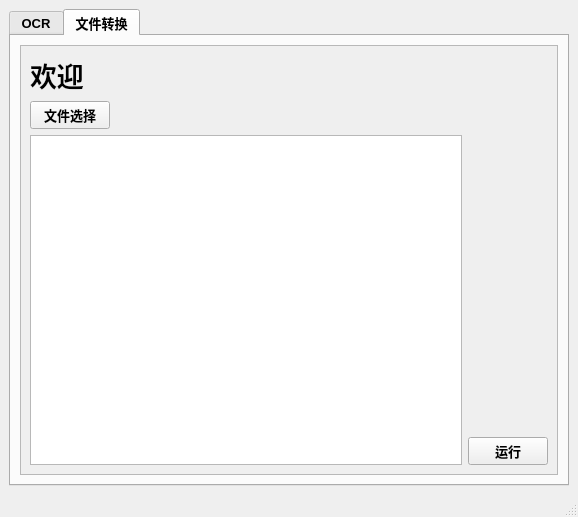
The window that src/pytools/ui/main.ui (kewuaa/pytools) describes before a commit, drawn with Qt 5.
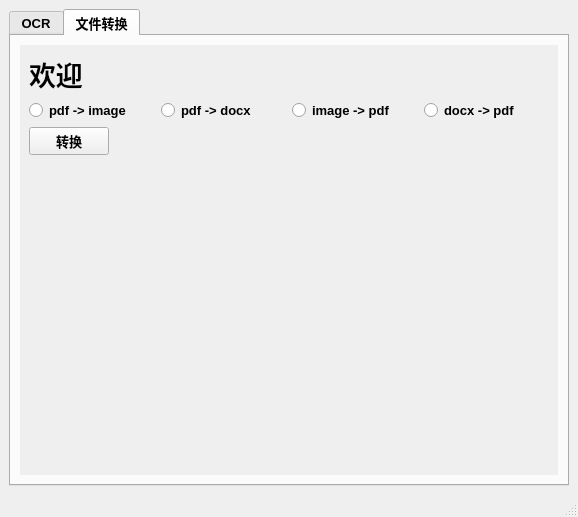
The same window after the commit. The open tabs and pages were chosen to show the change.

```diff
--- a/src/pytools/ui/main.ui
+++ b/src/pytools/ui/main.ui
@@ -131,40 +131,17 @@
        </attribute>
        <layout class="QVBoxLayout" name="verticalLayout">
         <item>
-         <widget class="QFrame" name="frame">
+         <widget class="QWidget" name="widget" native="true">
           <property name="autoFillBackground">
            <bool>true</bool>
           </property>
-          <property name="frameShape">
-           <enum>QFrame::StyledPanel</enum>
-          </property>
-          <property name="frameShadow">
-           <enum>QFrame::Raised</enum>
-          </property>
           <layout class="QGridLayout" name="gridLayout_2">
-           <item row="2" column="0">
-            <layout class="QHBoxLayout" name="horizontalLayout_2">
-             <property name="leftMargin">
-              <number>0</number>
-             </property>
-             <item>
-              <widget class="QListWidget" name="task_listwidget"/>
-             </item>
-             <item alignment="Qt::AlignBottom">
-              <widget class="QPushButton" name="run_button">
-               <property name="text">
-                <string>运行</string>
-               </property>
-              </widget>
-             </item>
-            </layout>
-           </item>
-           <item row="1" column="0">
+           <item row="2" column="0" colspan="4">
             <layout class="QHBoxLayout" name="horizontalLayout">
              <item>
               <widget class="QPushButton" name="file_choose_button">
                <property name="text">
-                <string>文件选择</string>
+                <string>转换</string>
                </property>
               </widget>
              </item>
@@ -183,7 +160,28 @@
              </item>
             </layout>
            </item>
-           <item row="0" column="0">
+           <item row="1" column="0">
+            <widget class="QRadioButton" name="pdf2img_radioButton">
+             <property name="text">
+              <string>pdf -&gt; image</string>
+             </property>
+            </widget>
+           </item>
+           <item row="1" column="3">
+            <widget class="QRadioButton" name="docx2pdf_radioButton">
+             <property name="text">
+              <string>docx -&gt; pdf</string>
+             </property>
+            </widget>
+           </item>
+           <item row="1" column="2">
+            <widget class="QRadioButton" name="img2pdf_radioButton">
+             <property name="text">
+              <string>image -&gt; pdf</string>
+             </property>
+            </widget>
+           </item>
+           <item row="0" column="0" colspan="4">
             <widget class="QLabel" name="label">
              <property name="font">
               <font>
@@ -194,8 +192,31 @@
              <property name="text">
               <string>欢迎</string>
              </property>
+             <property name="alignment">
+              <set>Qt::AlignLeading|Qt::AlignLeft|Qt::AlignVCenter</set>
+             </property>
             </widget>
            </item>
+           <item row="1" column="1">
+            <widget class="QRadioButton" name="pdf2docx_radioButton">
+             <property name="text">
+              <string>pdf -&gt; docx</string>
+             </property>
+            </widget>
+           </item>
+           <item row="3" column="0">
+            <spacer name="verticalSpacer">
+             <property name="orientation">
+              <enum>Qt::Vertical</enum>
+             </property>
+             <property name="sizeHint" stdset="0">
+              <size>
+               <width>20</width>
+               <height>40</height>
+              </size>
+             </property>
+            </spacer>
+           </item>
           </layout>
          </widget>
         </item>
```
Left out of the diff: 10 changed lines with no effect on the pictures.
